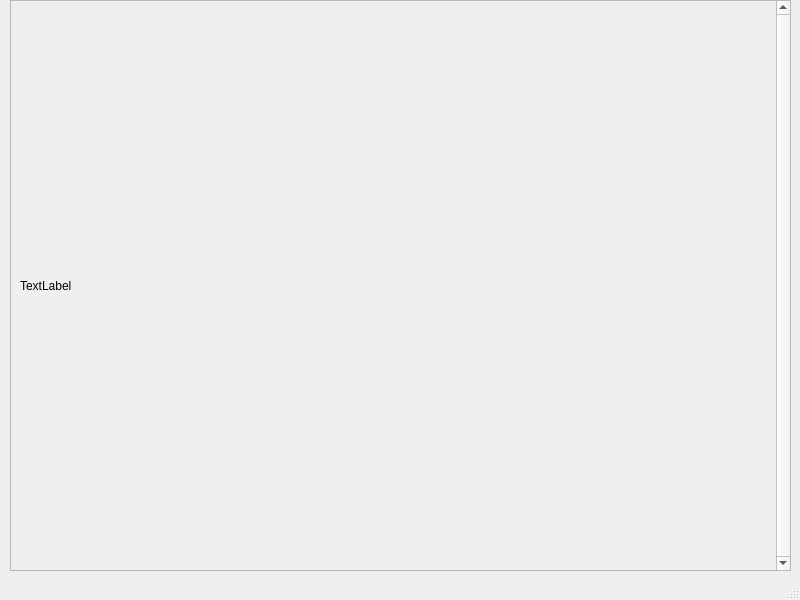
Before: the Qt Designer form mainwindow.ui in LeonidVolohov/JSONEditor, drawn with Qt 5.
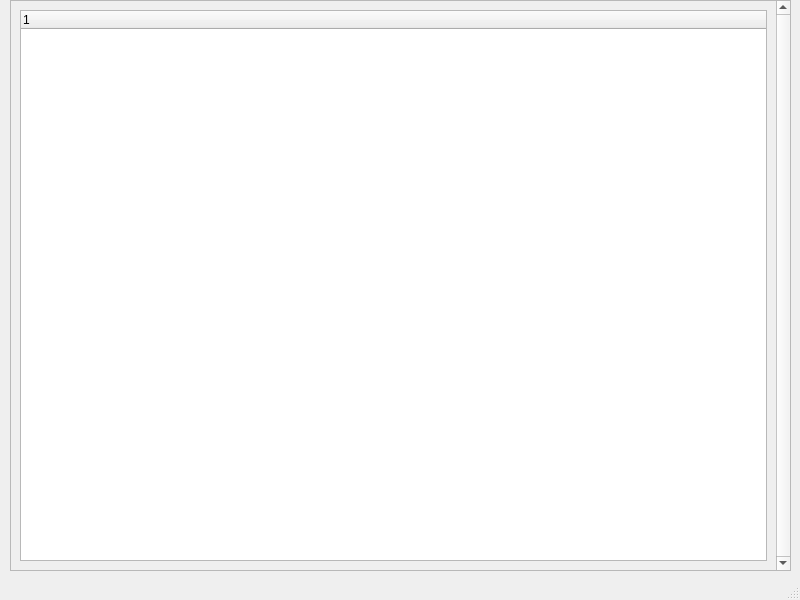
After: the same form once the commit is applied.

Commit message: Added QTreeWidget for JsonData. Created treeFromDictionary method to display json data

```diff
--- a/mainwindow.ui
+++ b/mainwindow.ui
@@ -40,10 +40,12 @@
      </property>
      <layout class="QVBoxLayout" name="verticalLayout">
       <item>
-       <widget class="QLabel" name="label">
+       <widget class="QTreeWidget" name="treeWidget">
+        <column>
         <property name="text">
-         <string>TextLabel</string>
-        </property>
+          <string notr="true">1</string>
+         </property>
+        </column>
        </widget>
       </item>
      </layout>
```
Lines whose indentation alone changed are shown as unchanged. The commit also changes 3 other files.
